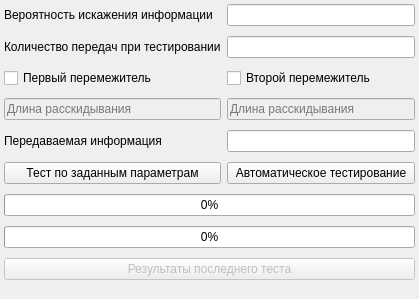
Qt form src/GUI/UI/test_cascade_coder.ui (Banifest/Codding) before a commit.
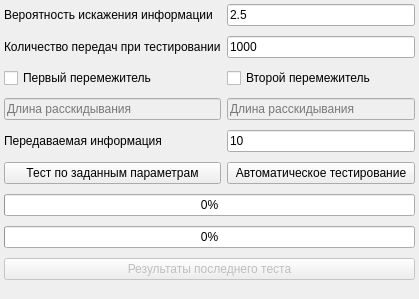
The same form after that commit. Icons and pictures are not drawn.

```diff
--- a/src/GUI/UI/test_cascade_coder.ui
+++ b/src/GUI/UI/test_cascade_coder.ui
@@ -53,7 +53,11 @@
                     </widget>
                 </item>
                 <item row="4" column="1">
-                    <widget class="QLineEdit" name="information_text_box"/>
+                    <widget class="QLineEdit" name="information_text_box">
+                        <property name="text">
+                            <string>10</string>
+                        </property>
+                    </widget>
                 </item>
                 <item row="0" column="0">
                     <widget class="QLabel" name="label">
@@ -86,7 +90,11 @@
                     </widget>
                 </item>
                 <item row="0" column="1">
-                    <widget class="QLineEdit" name="noise_text_box"/>
+                    <widget class="QLineEdit" name="noise_text_box">
+                        <property name="text">
+                            <string>2.5</string>
+                        </property>
+                    </widget>
                 </item>
                 <item row="7" column="0" colspan="2">
                     <widget class="QProgressBar" name="single_test">
@@ -117,7 +125,11 @@
                     </widget>
                 </item>
                 <item row="1" column="1">
-                    <widget class="QLineEdit" name="count_test_text_box"/>
+                    <widget class="QLineEdit" name="count_test_text_box">
+                        <property name="text">
+                            <string>1000</string>
+                        </property>
+                    </widget>
                 </item>
                 <item row="3" column="0">
                     <widget class="QLineEdit" name="first_length_text_box">
```
